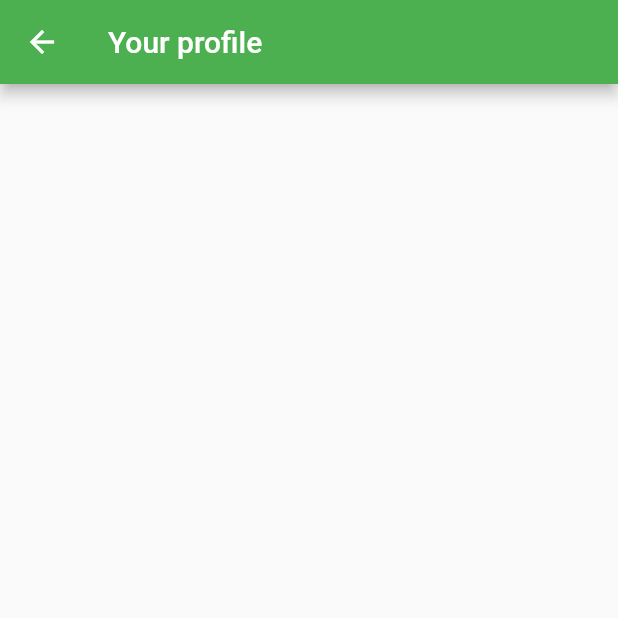
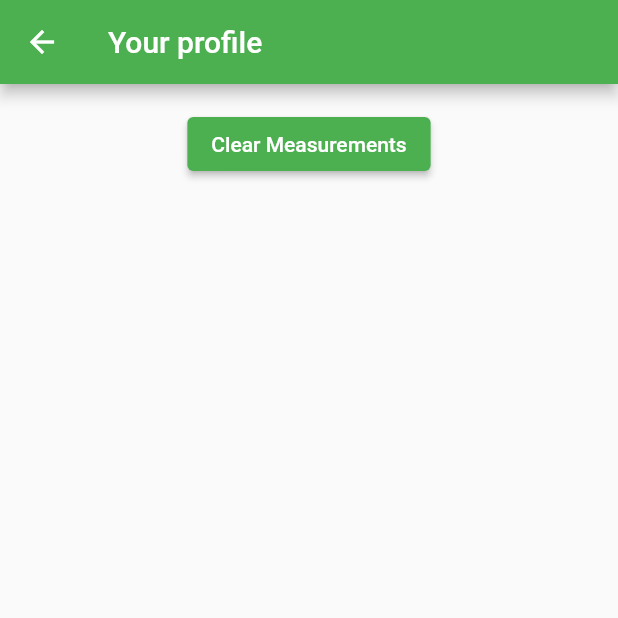
Before and after one commit to rjNemo/bmi_calculator_app, a Flutter app: the ProfilePage screen opened by its route, on a phone screen of 412 x 824 dp, the top half of it. Run offline on Flutter 3.47's test engine with Material 2 defaults, Android fonts, the light colour scheme and no system bars; our stand-ins replace shared_preferences; accounts and stored records are empty.

Commit message:
clear measurements

```diff
--- a/lib/profile.dart
+++ b/lib/profile.dart
@@ -1,3 +1,4 @@
+import 'package:bmi_calculator/calculator.dart';
 import 'package:flutter/material.dart';
 import 'package:shared_preferences/shared_preferences.dart';
 
@@ -32,13 +33,22 @@ class _ProfilePageState extends State<ProfilePage> {
     super.initState();
   }
 
+  Future<void> clearMeasurements() async {
+    SharedPreferences prefs = await SharedPreferences.getInstance();
+    prefs.clear();
+  }
+
   @override
   Widget build(BuildContext context) {
     return Scaffold(
       appBar: AppBar(
         title: Text("Your profile"),
       ),
-      body: ListView.builder(
+      body: Column(
+        children: [
+          ListView.builder(
+            physics: NeverScrollableScrollPhysics(),
+            shrinkWrap: true,
             padding: const EdgeInsets.all(8),
             itemCount: storedMeasurements.length,
             itemBuilder: (BuildContext context, int index) {
@@ -61,6 +71,14 @@ class _ProfilePageState extends State<ProfilePage> {
               );
             },
           ),
+          ElevatedButton(
+              onPressed: () {
+                clearMeasurements();
+                Navigator.pushNamed(context, CalculatorPage.routeName);
+              },
+              child: Text("Clear Measurements"))
+        ],
+      ),
     );
   }
 }
```
Lines whose indentation alone changed are shown as unchanged.
